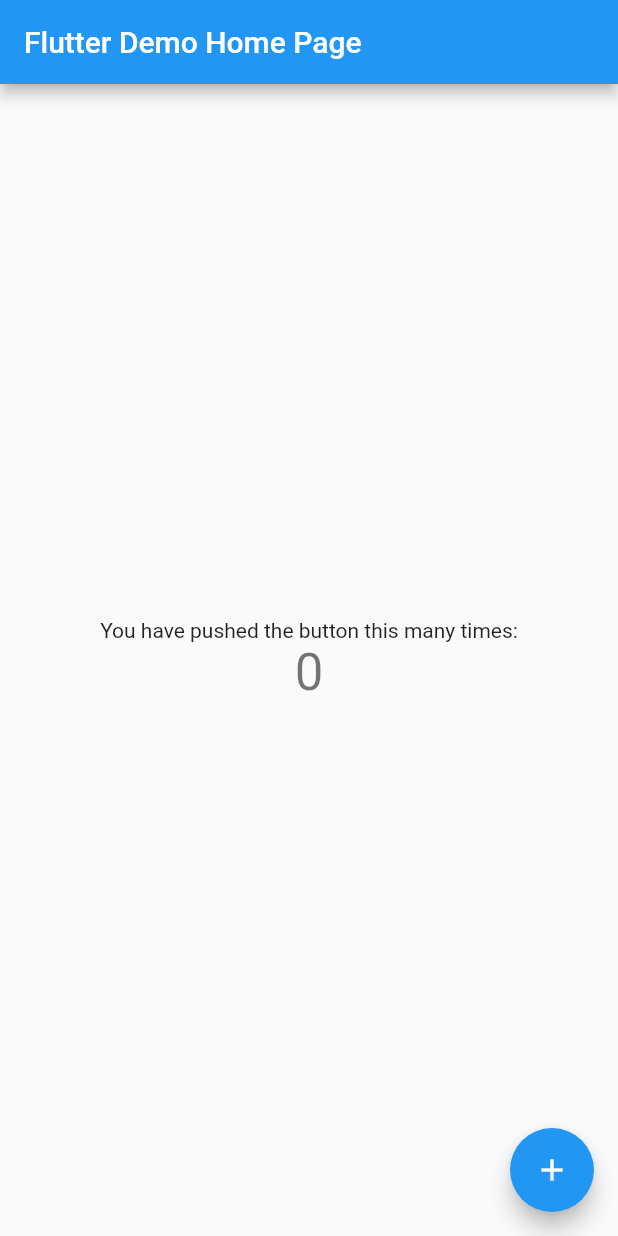
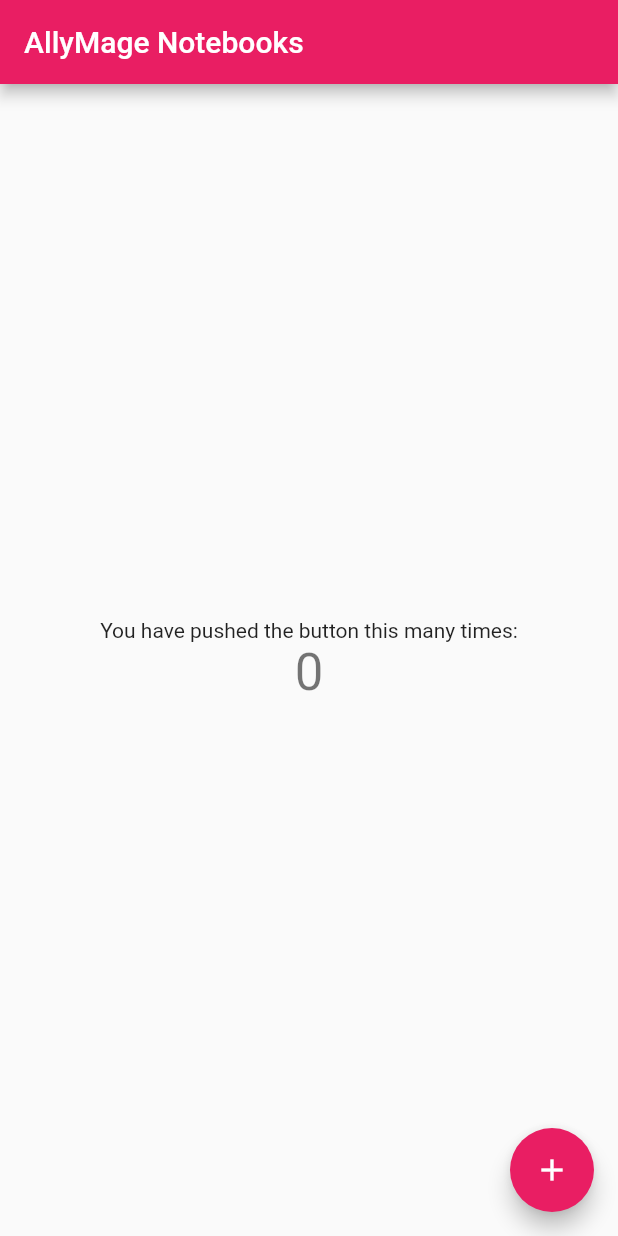
Before and after one commit to SumanjaliDamarla/allymage, a Flutter app: the screen it shows after launch, on a phone screen of 412 x 824 dp. Run offline on Flutter 3.47's test engine with Material 2 defaults, Android fonts, the phone set to English and light mode, and no system bars.

Commit message:
Customize AppBar

```diff
--- a/lib/main.dart
+++ b/lib/main.dart
@@ -7,35 +7,17 @@ class MyApp extends StatelessWidget {
   @override
   Widget build(BuildContext context) {
     return MaterialApp(
-      title: 'Flutter Demo',
+      title: 'AllyMage',
       theme: ThemeData(
-        // This is the theme of your application.
-        //
-        // Try running your application with "flutter run". You'll see the
-        // application has a blue toolbar. Then, without quitting the app, try
-        // changing the primarySwatch below to Colors.green and then invoke
-        // "hot reload" (press "r" in the console where you ran "flutter run",
-        // or simply save your changes to "hot reload" in a Flutter IDE).
-        // Notice that the counter didn't reset back to zero; the application
-        // is not restarted.
-        primarySwatch: Colors.blue,
+        primarySwatch: Colors.pink,
       ),
-      home: MyHomePage(title: 'Flutter Demo Home Page'),
+      home: MyHomePage(title: 'AllyMage Notebooks'),
     );
   }
 }
 
 class MyHomePage extends StatefulWidget {
   MyHomePage({Key key, this.title}) : super(key: key);
-
-  // This widget is the home page of your application. It is stateful, meaning
-  // that it has a State object (defined below) that contains fields that affect
-  // how it looks.
-
-  // This class is the configuration for the state. It holds the values (in this
-  // case the title) provided by the parent (in this case the App widget) and
-  // used by the build method of the State. Fields in a Widget subclass are
-  // always marked "final".
 
   final String title;
 
@@ -48,47 +30,18 @@ class _MyHomePageState extends State<MyHomePage> {
 
   void _incrementCounter() {
     setState(() {
-      // This call to setState tells the Flutter framework that something has
-      // changed in this State, which causes it to rerun the build method below
-      // so that the display can reflect the updated values. If we changed
-      // _counter without calling setState(), then the build method would not be
-      // called again, and so nothing would appear to happen.
       _counter++;
     });
   }
 
   @override
   Widget build(BuildContext context) {
-    // This method is rerun every time setState is called, for instance as done
-    // by the _incrementCounter method above.
-    //
-    // The Flutter framework has been optimized to make rerunning build methods
-    // fast, so that you can just rebuild anything that needs updating rather
-    // than having to individually change instances of widgets.
     return Scaffold(
       appBar: AppBar(
-        // Here we take the value from the MyHomePage object that was created by
-        // the App.build method, and use it to set our appbar title.
         title: Text(widget.title),
       ),
       body: Center(
-        // Center is a layout widget. It takes a single child and positions it
-        // in the middle of the parent.
         child: Column(
-          // Column is also a layout widget. It takes a list of children and
-          // arranges them vertically. By default, it sizes itself to fit its
-          // children horizontally, and tries to be as tall as its parent.
-          //
-          // Invoke "debug painting" (press "p" in the console, choose the
-          // "Toggle Debug Paint" action from the Flutter Inspector in Android
-          // Studio, or the "Toggle Debug Paint" command in Visual Studio Code)
-          // to see the wireframe for each widget.
-          //
-          // Column has various properties to control how it sizes itself and
-          // how it positions its children. Here we use mainAxisAlignment to
-          // center the children vertically; the main axis here is the vertical
-          // axis because Columns are vertical (the cross axis would be
-          // horizontal).
           mainAxisAlignment: MainAxisAlignment.center,
           children: <Widget>[
             Text(
@@ -105,7 +58,7 @@ class _MyHomePageState extends State<MyHomePage> {
         onPressed: _incrementCounter,
         tooltip: 'Increment',
         child: Icon(Icons.add),
-      ), // This trailing comma makes auto-formatting nicer for build methods.
+      ),
     );
   }
 }
```
